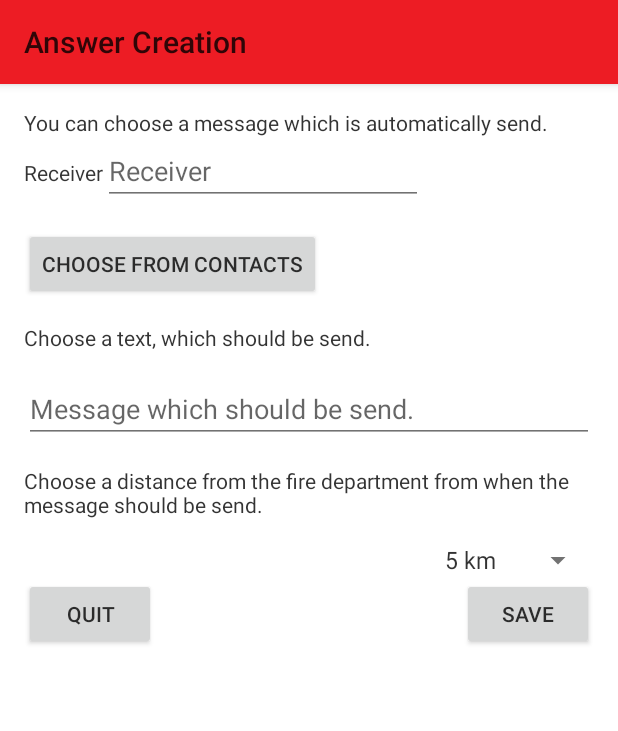
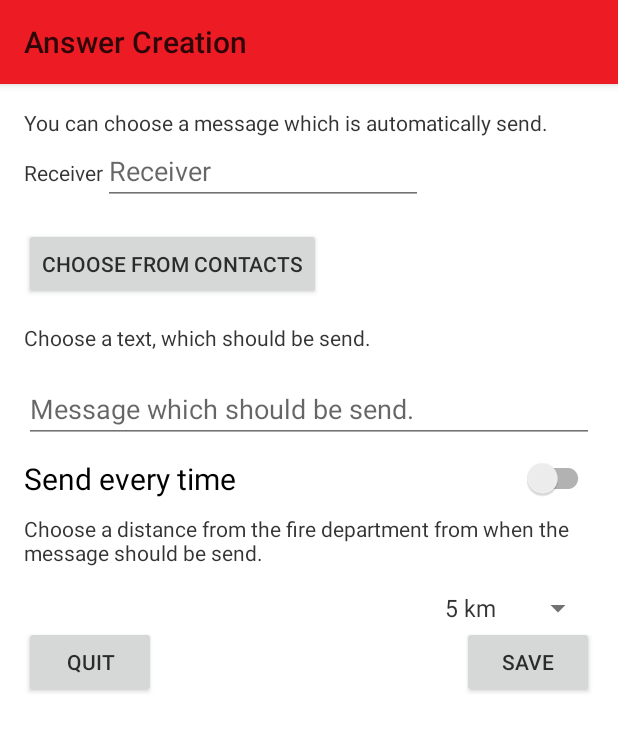
Before and after one commit to ajdf24/AlarmSMSApp, an Android app: the AnswerCreation screen opened directly, with no data from a screen before it, on a phone screen of 412 x 824 dp. Shown: the top 731 px of the screen. Run offline under Robolectric (Android 15) with nearby library versions, the phone set to English and light mode, and no system bars; our stand-ins replace ButterKnife; libraries missing offline, so code that uses them is left out: com.google.i18n.phonenumbers; 5 statements that could not run were skipped.

Commit message:
SMS Weiterleitung immer Aktiv hinzugefügt!

```diff
--- a/app/build.gradle
+++ b/app/build.gradle
@@ -8,8 +8,8 @@ android {
         applicationId "rieger.alarmsmsapp"
         minSdkVersion 14
         targetSdkVersion 23
-        versionCode 18
-        versionName "1.5.2"
+        versionCode 19
+        versionName "1.6.0"
 
         testInstrumentationRunner "org.powermock.modules.junit4"
     }
--- a/app/src/main/java/rieger/alarmsmsapp/view/ruleactivitys/AnswerCreation.java
+++ b/app/src/main/java/rieger/alarmsmsapp/view/ruleactivitys/AnswerCreation.java
@@ -13,10 +13,13 @@ import android.support.design.widget.Snackbar;
 import android.support.v4.app.ActivityCompat;
 import android.support.v7.app.AppCompatActivity;
 import android.support.v7.widget.AppCompatSpinner;
+import android.support.v7.widget.SwitchCompat;
 import android.util.Log;
 import android.view.View;
 import android.view.View.OnClickListener;
 import android.widget.Button;
+import android.widget.CheckBox;
+import android.widget.CompoundButton;
 import android.widget.Spinner;
 import android.widget.TextView;
 import android.widget.Toast;
@@ -26,6 +29,8 @@ import com.google.i18n.phonenumbers.PhoneNumberUtil;
 import com.google.i18n.phonenumbers.PhoneNumberUtil.PhoneNumberFormat;
 import com.google.i18n.phonenumbers.Phonenumber.PhoneNumber;
 
+import butterknife.Bind;
+import butterknife.ButterKnife;
 import rieger.alarmsmsapp.R;
 import rieger.alarmsmsapp.control.factory.RuleCreator;
 import rieger.alarmsmsapp.model.rules.AnswerBundle;
@@ -55,6 +60,12 @@ public class AnswerCreation extends AppCompatActivity {
 	private Button save;
 
 	private Button quit;
+
+	@Bind(R.id.activity_answer_creation_checkbox_send_every_time)
+	SwitchCompat sendEveryTime;
+
+	@Bind(R.id.activity_answer_creation_textView_label_for_spinner_for_answer_distance)
+	TextView labelArea;
 
 	private static final int PICK_CONTACT = 1;
 
@@ -103,6 +114,7 @@ public class AnswerCreation extends AppCompatActivity {
 				AnswerBundle answerBundle = new AnswerBundle();
 				answerBundle.setReceiver(receiver.getText().toString());
 				answerBundle.setMessage(message.getText().toString());
+				answerBundle.setSendAnswerEveryTime(sendEveryTime.isChecked());
 				answerBundle.setDistance(distance);
 
 				RuleCreator.changeAutomaticallyAnswer(rule, answerBundle);
@@ -128,6 +140,19 @@ public class AnswerCreation extends AppCompatActivity {
 				intent.putExtras(bundle);
 				intent.setClass(AnswerCreation.this, RuleSettings.class);
 				startActivity(intent);
+			}
+		});
+
+		sendEveryTime.setOnCheckedChangeListener(new CompoundButton.OnCheckedChangeListener() {
+			@Override
+			public void onCheckedChanged(CompoundButton buttonView, boolean isChecked) {
+				if(isChecked == true){
+					area.setVisibility(View.INVISIBLE);
+					labelArea.setVisibility(View.INVISIBLE);
+				}else {
+					area.setVisibility(View.VISIBLE);
+					labelArea.setVisibility(View.VISIBLE);
+				}
 			}
 		});
 	}
@@ -284,6 +309,8 @@ public class AnswerCreation extends AppCompatActivity {
      * This method initialize the all GUI elements.
      */
 	private void initializeGUI() {
+		ButterKnife.bind(this);
+
 		receiver = (TextView) findViewById(R.id.activity_answer_creation_editText_for_receiver);
 		selectReceiverFromContext = (Button) findViewById(R.id.activity_answer_creation_button_choose_contacts_for_answer);
 		message = (TextView) findViewById(R.id.activity_answer_creation_editText_for_message);
@@ -318,6 +345,11 @@ public class AnswerCreation extends AppCompatActivity {
 	private void getRuleSettingsForGUI() {
 		receiver.setText(rule.getReceiver());
 		message.setText(rule.getMessage());
+		sendEveryTime.setChecked(rule.isSendEveryTime());
+		if(rule.isSendEveryTime()){
+			area.setVisibility(View.INVISIBLE);
+			labelArea.setVisibility(View.INVISIBLE);
+		}
 		switch (rule.getDistance()) {
 		case 5:
 			area.setSelection(0);
--- a/app/src/main/res/layout/activity_answer_creation.xml
+++ b/app/src/main/res/layout/activity_answer_creation.xml
@@ -80,13 +80,22 @@
 
             </EditText>
 
+            <android.support.v7.widget.SwitchCompat
+                android:id="@+id/activity_answer_creation_checkbox_send_every_time"
+                android:layout_width="match_parent"
+                android:layout_height="wrap_content"
+                android:layout_marginTop="10dp"
+                android:textSize="20dp"
+                android:text="@string/activity_answer_creation_checkbox_send_every_time"
+                android:layout_below="@+id/activity_answer_creation_editText_for_message"/>
+
             <TextView
                 android:id="@+id/activity_answer_creation_textView_label_for_spinner_for_answer_distance"
                 android:layout_width="wrap_content"
                 android:layout_height="wrap_content"
                 android:layout_alignLeft="@+id/activity_answer_creation_editText_for_message"
-                android:layout_below="@+id/activity_answer_creation_editText_for_message"
-                android:layout_marginTop="15dp"
+                android:layout_below="@+id/activity_answer_creation_checkbox_send_every_time"
+                android:layout_marginTop="10dp"
                 android:text="@string/activity_answer_creation_label_for_spinner_for_answer_distance" />
 
             <android.support.v7.widget.AppCompatSpinner
--- a/app/src/main/res/values/strings.xml
+++ b/app/src/main/res/values/strings.xml
@@ -205,4 +205,6 @@
     <string name="activty_alarm_settings_repeat_text">Repeat Alarm Sound</string>
     <string name="activity_rule_selection_whats_new_text_for_version_17">- Bugfix Alarm sound\n\n- Bugfix Whitespace\n\n- Bugfix Rule Selection</string>
     <string name="activity_rule_selection_whats_new_text_for_version_18">- Bugfix Matchwords\n\n- Bugfix Layout</string>
+    <string name="activity_answer_creation_checkbox_send_every_time">Send every time</string>
+    <string name="activity_rule_selection_whats_new_text_for_version_19">- New Setting: forward SMS every time</string>
 </resources>
```
Also changed, not shown: app/src/main/java/rieger/alarmsmsapp/control/receiver/worker/AnswerSender.java (+6 -1 lines), app/src/main/java/rieger/alarmsmsapp/model/rules/AnswerBundle.java (+10 -0 lines), app/src/main/java/rieger/alarmsmsapp/model/rules/Rule.java (+13 -0 lines), 3 other files.
